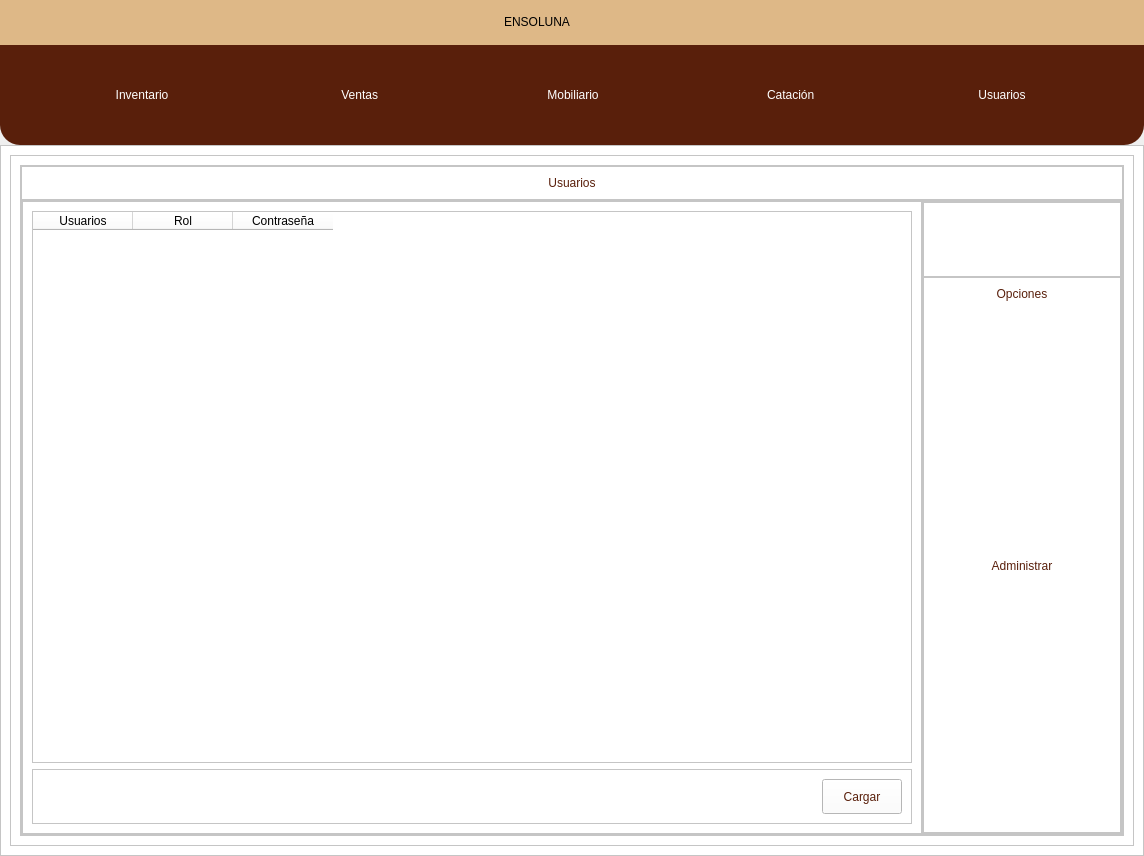
Qt form views/designs/DB1.ui (andree-ro/BaseDatosEnsoluna) before a commit.
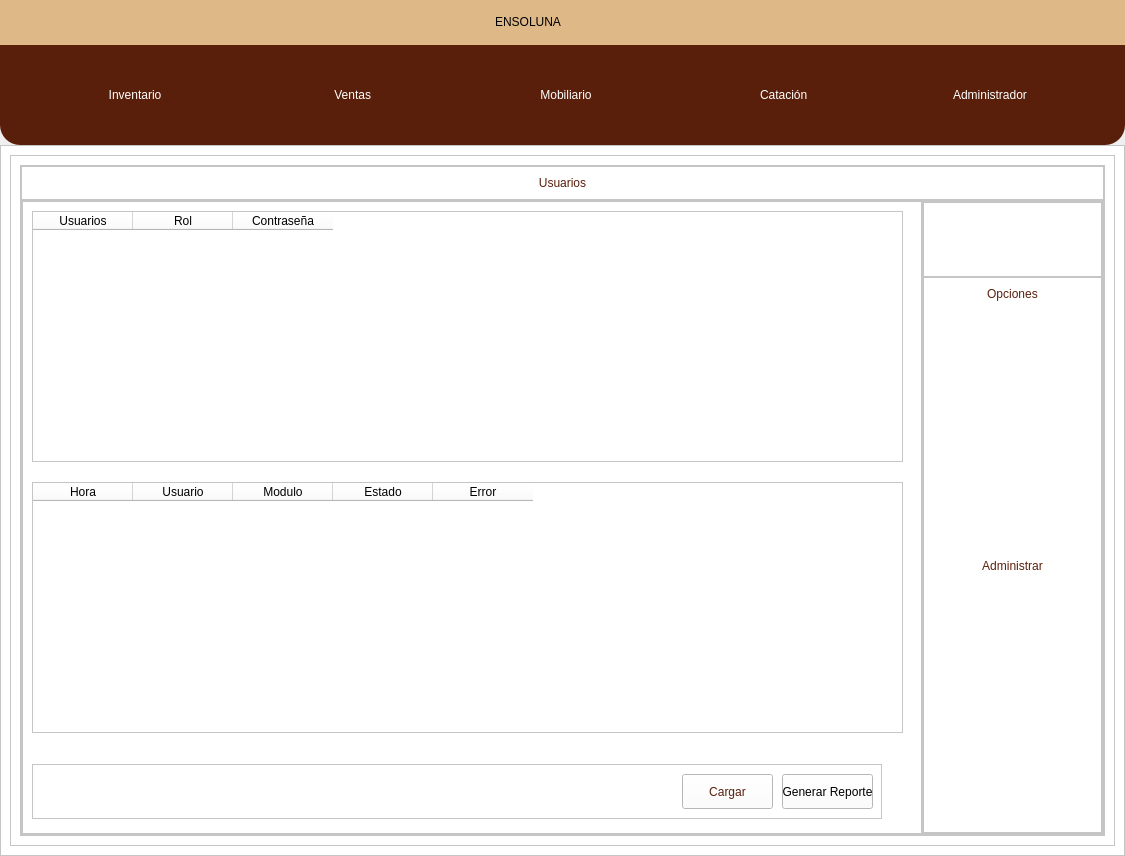
The same form after that commit. The open tabs and pages were chosen to show the change. Icons and pictures are not drawn.

The edit to the form file:
```diff
--- a/views/designs/DB1.ui
+++ b/views/designs/DB1.ui
@@ -6,7 +6,7 @@
    <rect>
     <x>0</x>
     <y>0</y>
-    <width>1144</width>
+    <width>1125</width>
     <height>856</height>
    </rect>
   </property>
@@ -658,7 +658,7 @@
 }</string>
          </property>
          <property name="text">
-          <string>Usuarios</string>
+          <string>Administrador</string>
          </property>
          <property name="icon">
           <iconset>
@@ -846,9 +846,18 @@
                       <property name="frameShadow">
                        <enum>QFrame::Raised</enum>
                       </property>
-                      <layout class="QVBoxLayout" name="verticalLayout_31">
-                       <item>
                         <widget class="QTableWidget" name="tableWidget_usuarios">
+                       <property name="enabled">
+                        <bool>true</bool>
+                       </property>
+                       <property name="geometry">
+                        <rect>
+                         <x>10</x>
+                         <y>10</y>
+                         <width>871</width>
+                         <height>251</height>
+                        </rect>
+                       </property>
                          <column>
                           <property name="text">
                            <string>Usuarios</string>
@@ -865,9 +874,15 @@
                           </property>
                          </column>
                         </widget>
-                       </item>
-                       <item>
                         <widget class="QFrame" name="frame_88">
+                       <property name="geometry">
+                        <rect>
+                         <x>10</x>
+                         <y>563</y>
+                         <width>850</width>
+                         <height>55</height>
+                        </rect>
+                       </property>
                          <property name="minimumSize">
                           <size>
                            <width>0</width>
@@ -880,22 +895,15 @@
                          <property name="frameShadow">
                           <enum>QFrame::Raised</enum>
                          </property>
-                         <layout class="QHBoxLayout" name="horizontalLayout_46">
-                          <item>
-                           <spacer name="horizontalSpacer_12">
-                            <property name="orientation">
-                             <enum>Qt::Horizontal</enum>
-                            </property>
-                            <property name="sizeHint" stdset="0">
-                             <size>
-                              <width>749</width>
-                              <height>20</height>
-                             </size>
-                            </property>
-                           </spacer>
-                          </item>
-                          <item>
                            <widget class="QPushButton" name="cargar_usuarios">
+                        <property name="geometry">
+                         <rect>
+                          <x>650</x>
+                          <y>10</y>
+                          <width>91</width>
+                          <height>35</height>
+                         </rect>
+                        </property>
                             <property name="minimumSize">
                              <size>
                               <width>0</width>
@@ -924,11 +932,61 @@
                              <string>Cargar</string>
                             </property>
                            </widget>
-                          </item>
-                         </layout>
-                        </widget>
-                       </item>
-                      </layout>
+                       <widget class="QPushButton" name="generarReporteBTN">
+                        <property name="geometry">
+                         <rect>
+                          <x>750</x>
+                          <y>10</y>
+                          <width>91</width>
+                          <height>35</height>
+                         </rect>
+                        </property>
+                        <property name="minimumSize">
+                         <size>
+                          <width>0</width>
+                          <height>35</height>
+                         </size>
+                        </property>
+                        <property name="text">
+                         <string>Generar Reporte</string>
+                        </property>
+                       </widget>
+                      </widget>
+                      <widget class="QTableWidget" name="tablaTransacciones">
+                       <property name="geometry">
+                        <rect>
+                         <x>10</x>
+                         <y>281</y>
+                         <width>871</width>
+                         <height>251</height>
+                        </rect>
+                       </property>
+                       <column>
+                        <property name="text">
+                         <string>Hora</string>
+                        </property>
+                       </column>
+                       <column>
+                        <property name="text">
+                         <string>Usuario</string>
+                        </property>
+                       </column>
+                       <column>
+                        <property name="text">
+                         <string>Modulo</string>
+                        </property>
+                       </column>
+                       <column>
+                        <property name="text">
+                         <string>Estado</string>
+                        </property>
+                       </column>
+                       <column>
+                        <property name="text">
+                         <string>Error</string>
+                        </property>
+                       </column>
+                      </widget>
                      </widget>
                     </item>
                     <item>
```
Lines whose indentation alone changed are shown as unchanged.
